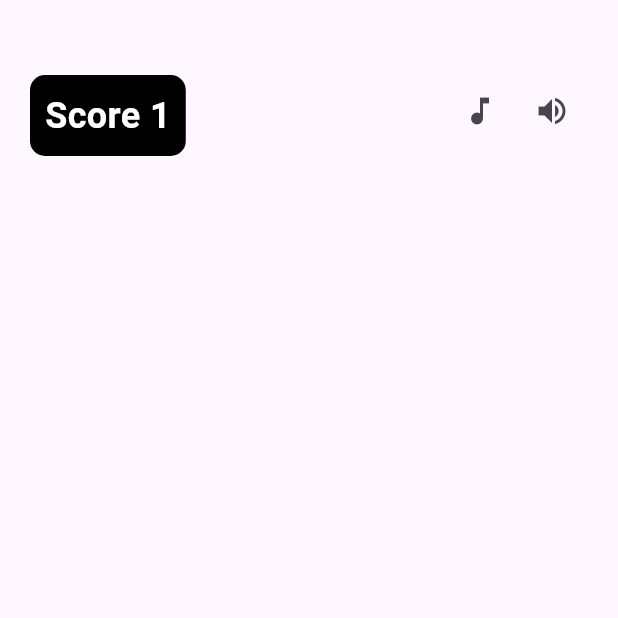
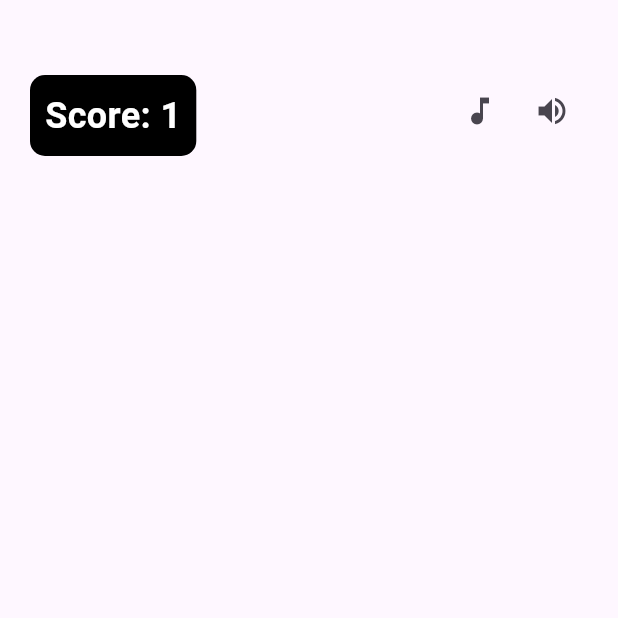
Before and after one commit to RIOKOWI/flutter_fruit_catcher, a Flutter app: the screen it shows after launch, on a phone screen of 412 x 824 dp, the top half of it. Run offline on Flutter 3.47's test engine with Material 3 defaults, Android fonts, the phone set to English and light mode, and no system bars.

Commit message:
feat: wrap expanded to columnand value listenable

```diff
--- a/lib/game/game_screen.dart
+++ b/lib/game/game_screen.dart
@@ -9,6 +9,8 @@ class GameScreen extends StatefulWidget {
 
 class _GameScreenState extends State<GameScreen> {
 
+  final ValueNotifier<int> counter = ValueNotifier(1);
+
   @override
   void initState() {
     super.initState();
@@ -18,7 +20,9 @@ class _GameScreenState extends State<GameScreen> {
   @override
   Widget build(BuildContext context) {
     return Scaffold(
-      body: Expanded(
+      body: Column(
+        children: [
+          Expanded(
             child: Stack(
               children: [
                 Positioned(
@@ -30,13 +34,18 @@ class _GameScreenState extends State<GameScreen> {
                       color: Colors.black,
                       borderRadius : BorderRadius.circular(10)
                     ),
-                child: Text(
-                  'Score 1',
+                    child: ValueListenableBuilder<int>(
+                      valueListenable: counter,
+                      builder: (context, score, child) {
+                        return Text(
+                          'Score: $score',
                           style: TextStyle(
                             color: Colors.white,
                             fontSize: 24,
                             fontWeight: FontWeight.bold
                           ),
+                        );
+                      },
                     )
                   ),
                 ),
@@ -58,6 +67,8 @@ class _GameScreenState extends State<GameScreen> {
                 )
               ],
             ),
+          ),
+        ],
       )
     );
   }
```
Lines whose indentation alone changed are shown as unchanged.
